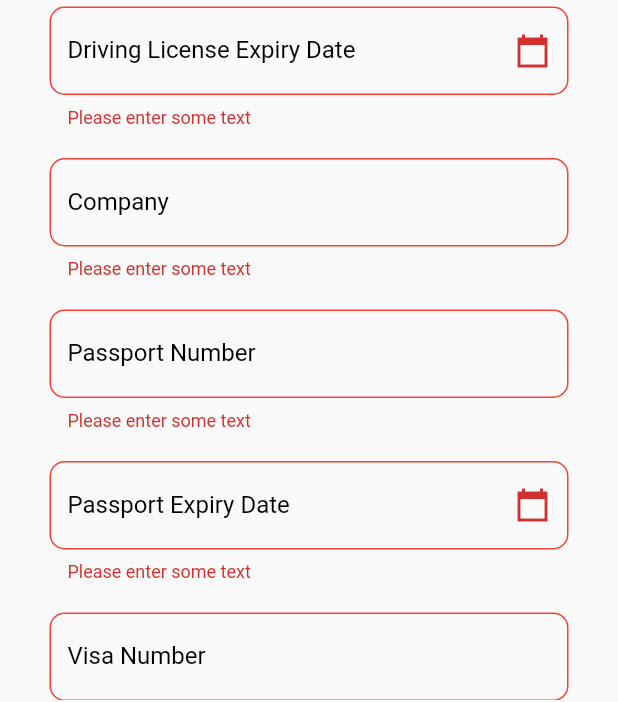
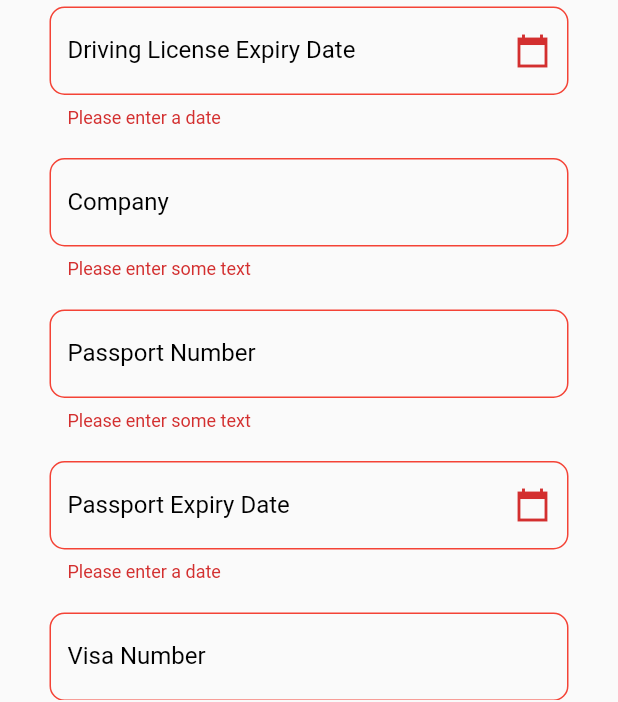
Before and after one commit to louaychoum/Steady-Routes, a Flutter app: the AddDriver screen opened by its route, scrolled down 156 dp, after a tap on "Submit", on a phone screen of 412 x 824 dp. Shown: the part 529-1231 px from the top of the screen. Run offline on Flutter 3.47's test engine with Material 2 defaults, Android fonts, the phone set to English and light mode, and no system bars; our stand-ins replace dropdown_search, flutter_image_compress, geolocator, image_picker, mask_text_input_formatter, shared_preferences; accounts and stored records are empty.

Commit message:
new mask formatter

```diff
--- a/lib/models/driver.dart
+++ b/lib/models/driver.dart
@@ -1,17 +1,17 @@
 import 'package:flutter/foundation.dart';
 
 class Driver {
-  final int id;
-  final String name;
-  final String username;
-  final String plateNumber;
-  final int drivingLicense;
-  final String drivingLicenseExDate; //*may require change
-  final String company;
-  final String passportNumber;
-  final String passportExDate; //*may require change
-  final int visaNumber; //*may require change
-  final String visaExDate; //*may require change
+  final int /*!*/ id;
+  final String /*!*/ name;
+  final String /*!*/ username;
+  final String /*!*/ plateNumber;
+  final int /*!*/ drivingLicense;
+  final String /*!*/ drivingLicenseExDate; //*may require change
+  final String /*!*/ company;
+  final String /*!*/ passportNumber;
+  final String /*!*/ passportExDate; //*may require change
+  final int /*!*/ visaNumber; //*may require change
+  final String /*!*/ visaExDate; //*may require change
 
   Driver({
     @required this.id,
--- a/lib/models/user.dart
+++ b/lib/models/user.dart
@@ -4,10 +4,10 @@ enum Access {
 }
 
 class User {
-  final String userId;
-  final String username;
-  final String password;
-  final String access;
+  final String /*!*/ userId;
+  final String /*!*/ username;
+  final String /*!*/ password;
+  final String /*!*/ access;
 
   const User({
     this.userId,
--- a/lib/models/vehicle.dart
+++ b/lib/models/vehicle.dart
@@ -1,12 +1,12 @@
 import 'package:flutter/foundation.dart';
 
 class Vehicle {
-  final int id;
-  final String name;
-  final String plateNumber;
-  final String registrationExDate;
-  final int rtaNumber;
-  final String rtaExDate;
+  final int /*!*/ id;
+  final String /*!*/ name;
+  final String /*!*/ plateNumber;
+  final String /*!*/ registrationExDate;
+  final int /*!*/ rtaNumber;
+  final String /*!*/ rtaExDate;
 
   Vehicle({
     @required this.id,
--- a/lib/widgets/driver_info.dart
+++ b/lib/widgets/driver_info.dart
@@ -1,5 +1,6 @@
 import 'package:flutter/material.dart';
-import 'package:flutter_masked_text/flutter_masked_text.dart';
+import 'package:flutter/services.dart';
+import 'package:mask_text_input_formatter/mask_text_input_formatter.dart';
 
 import 'package:steadyroutes/helpers/constants.dart';
 import 'package:steadyroutes/models/driver.dart';
@@ -12,15 +13,12 @@ class DriverInfo extends StatefulWidget {
 class _DriverInfoState extends State<DriverInfo> {
   final _formKey = GlobalKey<FormState>();
 
-  final _licenseDateController = MaskedTextController(
-    mask: '00/00/0000',
-  );
-  final _passportDateController = MaskedTextController(
-    mask: '00/00/0000',
-  );
-  final _visaDateController = MaskedTextController(
-    mask: '00/00/0000',
-  );
+  final _licenseDateController = TextEditingController();
+  final _passportDateController = TextEditingController();
+  final _visaDateController = TextEditingController();
+
+  final maskFormatter = MaskTextInputFormatter(
+      mask: '##/##/####', filter: {"#": RegExp(r'[0-9]')});
 
   DateTime selectedDate = DateTime.now();
 
@@ -40,7 +38,7 @@ class _DriverInfoState extends State<DriverInfo> {
 
   Future<void> _selectDate(
     BuildContext context,
-    MaskedTextController controller,
+    TextEditingController controller,
   ) async {
     final DateTime picked = await showDatePicker(
         context: context,
@@ -54,6 +52,7 @@ class _DriverInfoState extends State<DriverInfo> {
           final String startDateSlug =
               "${selectedDate.day.toString().padLeft(2, '0')}/${selectedDate.month.toString().padLeft(2, '0')}/${selectedDate.year.toString()}";
           controller.text = startDateSlug;
+          selectedDate = DateTime.now();
         },
       );
     }
@@ -138,9 +137,10 @@ class _DriverInfoState extends State<DriverInfo> {
           Padding(
             padding: const EdgeInsets.symmetric(horizontal: 8, vertical: 10),
             child: TextFormField(
+              keyboardType: TextInputType.number,
               onSaved: (newValue) {
                 _editedDriver = _editedDriver.copyWith(
-                  drivingLicense: int.parse(newValue),
+                  drivingLicense: int.tryParse(newValue),
                 );
               },
               textInputAction: TextInputAction.next,
@@ -164,6 +164,7 @@ class _DriverInfoState extends State<DriverInfo> {
                 _editedDriver =
                     _editedDriver.copyWith(drivingLicenseExDate: newValue);
               },
+              inputFormatters: [maskFormatter],
               textInputAction: TextInputAction.next,
               controller: _licenseDateController,
               keyboardType: TextInputType.datetime,
@@ -184,7 +185,10 @@ class _DriverInfoState extends State<DriverInfo> {
               // The validator receives the text that the user has entered.
               validator: (value) {
                 if (value == null || value.isEmpty) {
-                  return 'Please enter some text';
+                  return 'Please enter a date';
+                }
+                if (value.length != 10) {
+                  return 'Make sure the date format is correct';
                 }
                 return null;
               },
@@ -238,6 +242,7 @@ class _DriverInfoState extends State<DriverInfo> {
                 _editedDriver =
                     _editedDriver.copyWith(passportExDate: newValue);
               },
+              inputFormatters: [maskFormatter],
               textInputAction: TextInputAction.next,
               keyboardType: TextInputType.datetime,
               controller: _passportDateController,
@@ -258,7 +263,10 @@ class _DriverInfoState extends State<DriverInfo> {
               // The validator receives the text that the user has entered.
               validator: (value) {
                 if (value == null || value.isEmpty) {
-                  return 'Please enter some text';
+                  return 'Please enter a date';
+                }
+                if (value.length != 10) {
+                  return 'Make sure the date format is correct';
                 }
                 return null;
               },
@@ -267,9 +275,10 @@ class _DriverInfoState extends State<DriverInfo> {
           Padding(
             padding: const EdgeInsets.symmetric(horizontal: 8, vertical: 10),
             child: TextFormField(
+              keyboardType: TextInputType.number,
               onSaved: (newValue) {
                 _editedDriver = _editedDriver.copyWith(
-                  visaNumber: int.parse(newValue),
+                  visaNumber: int.tryParse(newValue),
                 );
               },
               textInputAction: TextInputAction.next,
@@ -292,6 +301,7 @@ class _DriverInfoState extends State<DriverInfo> {
               onSaved: (newValue) {
                 _editedDriver = _editedDriver.copyWith(visaExDate: newValue);
               },
+              inputFormatters: [maskFormatter],
               textInputAction: TextInputAction.done,
               keyboardType: TextInputType.datetime,
               controller: _visaDateController,
@@ -312,7 +322,10 @@ class _DriverInfoState extends State<DriverInfo> {
               // The validator receives the text that the user has entered.
               validator: (value) {
                 if (value == null || value.isEmpty) {
-                  return 'Please enter some text';
+                  return 'Please enter a date';
+                }
+                if (value.length != 10) {
+                  return 'Make sure the date format is correct';
                 }
                 return null;
               },
--- a/lib/widgets/vehicle_info.dart
+++ b/lib/widgets/vehicle_info.dart
@@ -1,5 +1,5 @@
 import 'package:flutter/material.dart';
-import 'package:flutter_masked_text/flutter_masked_text.dart';
+import 'package:mask_text_input_formatter/mask_text_input_formatter.dart';
 
 import 'package:steadyroutes/helpers/constants.dart';
 import 'package:steadyroutes/models/vehicle.dart';
@@ -40,12 +40,13 @@ class _VehicleInfoState extends State<VehicleInfo> {
 
   var _isLoading = false;
 
-  final _regDateController = MaskedTextController(
-    mask: '00/00/0000',
-  );
-
-  final _rtaDateController = MaskedTextController(
-    mask: '00/00/0000',
+  final _regDateController = TextEditingController();
+  final _rtaDateController = TextEditingController();
+  final maskFormatter = MaskTextInputFormatter(
+    mask: '##/##/####',
+    filter: {
+      "#": RegExp(r'[0-9]'),
+    },
   );
 
   @override
@@ -124,7 +125,7 @@ class _VehicleInfoState extends State<VehicleInfo> {
 
   Future<void> _selectDate(
     BuildContext context,
-    MaskedTextController controller,
+    TextEditingController controller,
   ) async {
     final DateTime picked = await showDatePicker(
         context: context,
@@ -138,6 +139,7 @@ class _VehicleInfoState extends State<VehicleInfo> {
           final String startDateSlug =
               "${selectedDate.day.toString().padLeft(2, '0')}/${selectedDate.month.toString().padLeft(2, '0')}/${selectedDate.year.toString()}";
           controller.text = startDateSlug;
+          selectedDate = DateTime.now();
         },
       );
     }
@@ -200,6 +202,7 @@ class _VehicleInfoState extends State<VehicleInfo> {
                   padding:
                       const EdgeInsets.symmetric(horizontal: 8, vertical: 10),
                   child: TextFormField(
+                    inputFormatters: [maskFormatter],
                     keyboardType: TextInputType.datetime,
                     controller: _regDateController,
                     decoration: kTextFieldDecoration.copyWith(
@@ -218,7 +221,10 @@ class _VehicleInfoState extends State<VehicleInfo> {
                     ),
                     validator: (value) {
                       if (value == null || value.isEmpty) {
-                        return 'Please enter some text';
+                        return 'Please enter a date';
+                      }
+                      if (value.length != 10) {
+                        return 'Make sure the date format is correct';
                       }
                       return null;
                     },
@@ -246,6 +252,7 @@ class _VehicleInfoState extends State<VehicleInfo> {
                   padding:
                       const EdgeInsets.symmetric(horizontal: 8, vertical: 10),
                   child: TextFormField(
+                    inputFormatters: [maskFormatter],
                     keyboardType: TextInputType.datetime,
                     controller: _rtaDateController,
                     decoration: kTextFieldDecoration.copyWith(
@@ -265,7 +272,10 @@ class _VehicleInfoState extends State<VehicleInfo> {
                     // The validator receives the text that the user has entered.
                     validator: (value) {
                       if (value == null || value.isEmpty) {
-                        return 'Please enter some text';
+                        return 'Please enter a date';
+                      }
+                      if (value.length != 10) {
+                        return 'Make sure the date format is correct';
                       }
                       return null;
                     },
--- a/pubspec.yaml
+++ b/pubspec.yaml
@@ -14,11 +14,11 @@ dependencies:
     sdk: flutter
   flutter_image_compress: ^1.0.0
   flutter_image_editor: ^1.2.0
-  flutter_masked_text: ^0.8.0
   geolocator: ^7.0.3
   http: ^0.13.2
   image_picker: ^0.7.5+2
   logging: ^1.0.1
+  mask_text_input_formatter: ^2.0.0
   mime: ^1.0.0
   provider: ^5.0.0
   shared_preferences: ^2.0.5
```
Also changed, not shown: lib/models/receipt.dart (+4 -4 lines), lib/screens/driverDashBoardScreen/upload_receipt_screen.dart (+8 -6 lines), lib/widgets/check_out_form.dart (+4 -7 lines), lib/widgets/receipt_cash_amount.dart (+4 -7 lines), lib/widgets/report_info.dart (+9 -0 lines), lib/widgets/upload_receipt_info.dart (+5 -5 lines), pubspec.lock.
